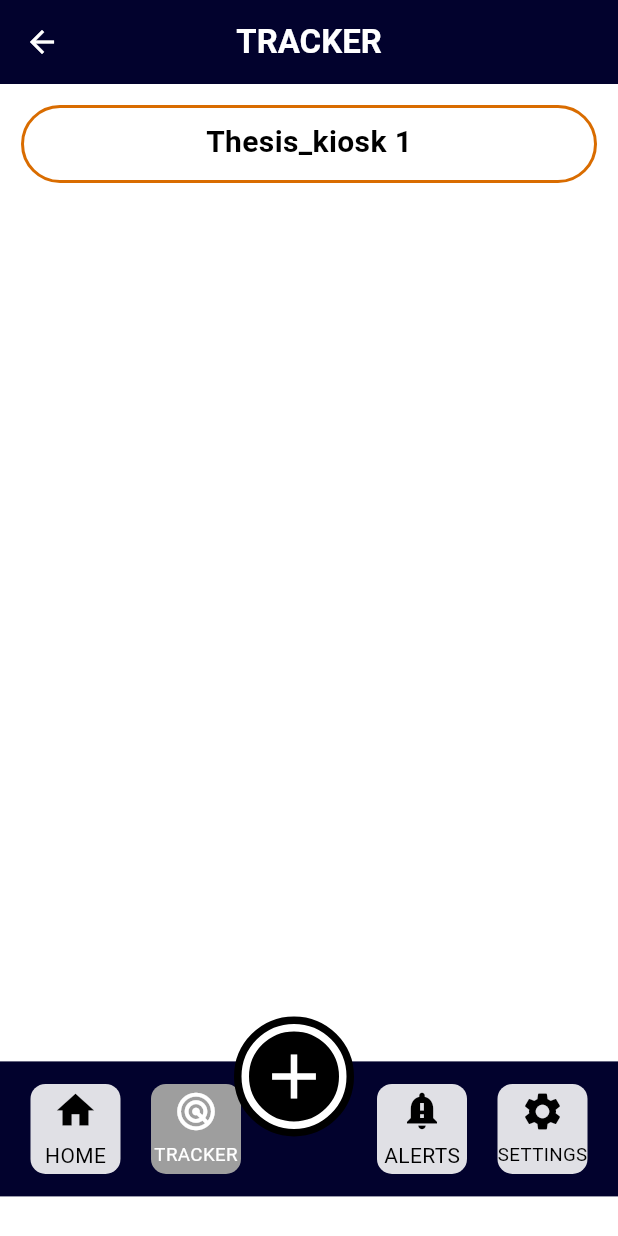
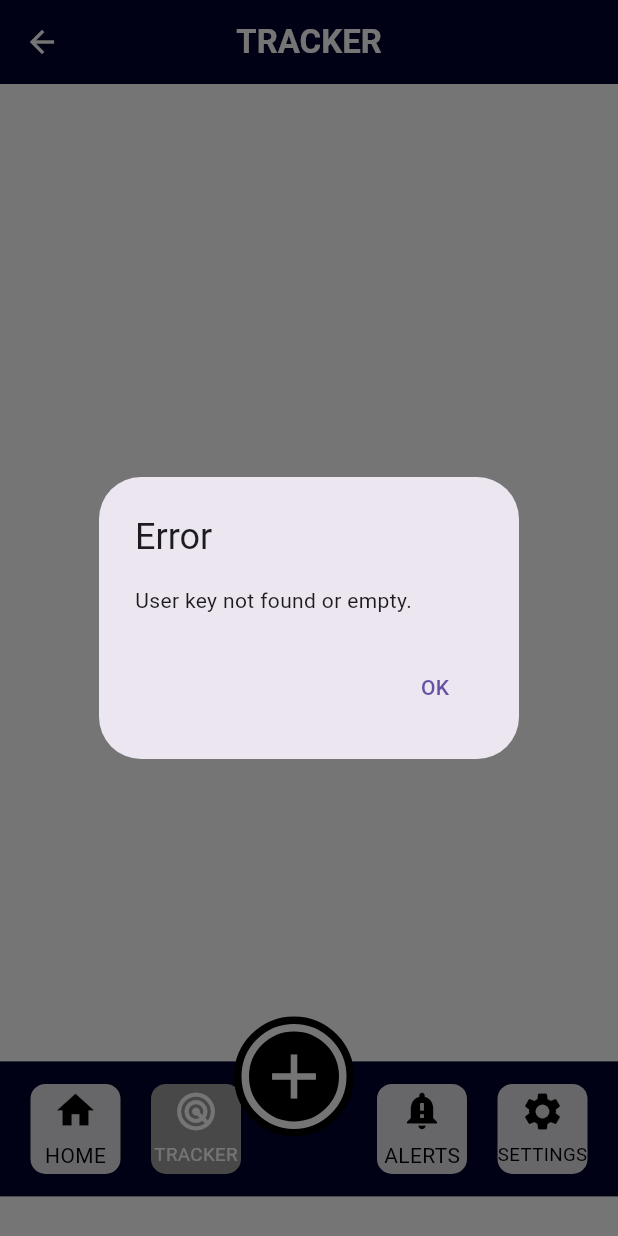
Before and after one commit to MarwinApas/thesisapp, a Flutter app: the Tracker screen opened directly, after a tap on the "add" icon, on a phone screen of 412 x 824 dp. Run offline on Flutter 3.47's test engine with Material 3 defaults, Android fonts, the phone set to English and light mode, and no system bars; drawn by our look-alikes of flutter_slidable; our stand-ins replace firebase_core, firebase_database, shared_preferences, sqflite; accounts and stored records are empty; generated files the repository leaves out were written again.

Commit message:
need to convert the saving logic( need to use list and store the kiosk names from the realtime database and use it for the _trackerBoxes)

```diff
--- a/lib/flutter/Tracker.dart
+++ b/lib/flutter/Tracker.dart
@@ -1,99 +1,47 @@
 import 'package:flutter/material.dart';
+import 'package:shared_preferences/shared_preferences.dart';
 import 'package:thesis_app/WelcomePage.dart';
 import 'package:thesis_app/flutter/Alerts.dart';
 import 'package:thesis_app/flutter/Settings.dart';
 import 'package:thesis_app/trackerBox.dart';
 import 'package:firebase_database/firebase_database.dart';
 import 'package:firebase_core/firebase_core.dart';
+import 'package:thesis_app/newTrackerBox.dart';
+import 'package:thesis_app/SQLite/database_helper.dart';
 
 class Tracker extends StatefulWidget {
-  final String? userName; // Add this line to declare the userName parameter
+  final String? userName;
+
   const Tracker({Key? key, this.userName}) : super(key: key);
+
   @override
   _TrackerState createState() => _TrackerState();
 }
 
 class _TrackerState extends State<Tracker> {
-  final List _trackerBoxes = [];
+  List<String> _trackerBoxes = [];
   String numberOfKiosks = '0';
-
-
 
   @override
   void initState() {
     super.initState();
-    DatabaseReference _kioskRef = FirebaseDatabase.instance.ref().child('kiosk');
+    DatabaseReference _kioskRef = FirebaseDatabase.instance.reference().child('kiosk');
     _kioskRef.onValue.listen((event) {
       setState(() {
         numberOfKiosks = event.snapshot.value.toString();
-        _updatedefaultTrackerBoxes();
+        if (_trackerBoxes.isEmpty) {
+          _updateTrackerBoxes(); // Update the list only if it's empty
+        }
       });
     });
   }
-  void _updatedefaultTrackerBoxes() {
+
+  void _updateTrackerBoxes() {
     _trackerBoxes.clear();
     int kiosks = int.tryParse(numberOfKiosks) ?? 0;
     for (int i = 0; i < kiosks; i++) {
-      _trackerBoxes.add('Thesis_kiosk ${i + 1}');
+      _trackerBoxes.add('kiosk ${i + 1}');
     }
-  }
-  Future<String?> getUserKeyByUsername(String? userName) async {
-    DatabaseReference ownersRef = FirebaseDatabase.instance.ref().child('owners_collection');
-    DataSnapshot dataSnapshot =
-        (await ownersRef.orderByChild('userName').equalTo(userName).once()).snapshot;
-    String? userKey;
-
-    Map<dynamic, dynamic>? values = dataSnapshot.value as Map<dynamic, dynamic>?;
-    if (values != null) {
-      userKey = values.keys.first.toString();
-    }
-
-    return userKey;
-  }
-  void _saveKioskName(String kioskName) async {
-    String? userKey = await getUserKeyByUsername(widget.userName);
-    if (userKey != null) {
-      DatabaseReference kioskRef = FirebaseDatabase.instance
-          .ref()
-          .child('owners_collection')
-          .child(userKey)
-          .child('kiosks');
-      kioskRef.push().set({'kioskName': kioskName});
-    }
-  }
-  void _showAddKioskDialog() {
-    String kioskName = '';
-
-    showDialog(
-      context: context,
-      builder: (BuildContext context) {
-        return AlertDialog(
-          title: Text('Add Kiosk'),
-          content: TextField(
-            onChanged: (value) {
-              kioskName = value;
-            },
-            decoration: InputDecoration(hintText: 'Enter Kiosk Name'),
-          ),
-          actions: [
-            TextButton(
-              onPressed: () {
-                Navigator.of(context).pop(); // Close the dialog
-              },
-              child: Text('Cancel'),
-            ),
-            TextButton(
-              onPressed: () {
-                // Save kioskName under owners_collection/userKey
-                _saveKioskName(kioskName);
-                Navigator.of(context).pop(); // Close the dialog
-              },
-              child: Text('Add Kiosk'),
-            ),
-          ],
-        );
-      },
-    );
   }
 
   @override
@@ -112,7 +60,7 @@ class _TrackerState extends State<Tracker> {
           iconTheme: IconThemeData(color: Colors.white),
           leading: IconButton(
             icon: Icon(
-              Icons.arrow_back, // You can replace this with your custom back icon
+              Icons.arrow_back,
               color: Colors.white,
             ),
             onPressed: () {
@@ -123,7 +71,7 @@ class _TrackerState extends State<Tracker> {
             },
           ),
           title: Text(
-            "TRACKER",
+            'TRACKER',
             style: TextStyle(
               fontWeight: FontWeight.bold,
               color: Colors.white,
@@ -135,19 +83,18 @@ class _TrackerState extends State<Tracker> {
         body: Stack(
           children: [
             Container(
-              height: MediaQuery.of(context).size.height *0.9, // Adjust the multiplier as needed
+            height: MediaQuery.of(context).size.height * 0.9,
             child: ListView.builder(
               itemCount: _trackerBoxes.length,
               itemBuilder: (context, index) {
                 return TrackerBox(
-                    boxName: _trackerBoxes[index],
+                  boxName: _trackerBoxes[index], // Use kiosk name from the list
                   onDelete: () {
                     setState(() {
                       _trackerBoxes.removeAt(index);
                     });
                   },
                 );
-
               },
             ),
           ),
@@ -156,8 +103,8 @@ class _TrackerState extends State<Tracker> {
               left: 0,
               right: 0,
               child: Container(
-                height: 90, // Adjust the height as needed
-                color: Color(0xff02022d), // Adjust the color as needed
+                height: 90,
+                color: Color(0xff02022d),
                 child: Row(
                   mainAxisAlignment: MainAxisAlignment.spaceEvenly,
                   children: [
@@ -311,11 +258,86 @@ class _TrackerState extends State<Tracker> {
               bottom: 30,
               left: 156,
               child: GestureDetector(
-                onTap: () {
-                  // Increment 'kiosk' value in Firebase
-                  DatabaseReference _kioskRef = FirebaseDatabase.instance.ref().child('kiosk');
-                  int currentKiosk = int.tryParse(numberOfKiosks) ?? 0;
-                  _kioskRef.set(currentKiosk + 1); // Increment 'kiosk' by 1
+                onTap: () async {
+                  SharedPreferences prefs = await SharedPreferences.getInstance();
+                  String? userName = prefs.getString('userName');
+                  String? userKey = await getUserKeyByUsername(userName!);
+                  if (userKey != null && userKey.isNotEmpty) {
+                    showDialog(
+                      context: context,
+                      builder: (BuildContext context) {
+                        String kioskName = '';
+                        int denomination1000 = 0;
+                        int denomination100 = 0;
+                        int denomination20 = 0;
+                        int denomination5 = 0;
+                        int denomination1 = 0;
+
+                        return AlertDialog(
+                          title: Text("ADD NEW KIOSK"),
+                          content: SingleChildScrollView(
+                            child: Column(
+                              mainAxisSize: MainAxisSize.min,
+                              children: [
+                                TextField(
+                                  decoration: InputDecoration(labelText: "Kiosk Name"),
+                                  onChanged: (value) {
+                                    kioskName = value.trim();
+                                  },
+                                ),
+                                SizedBox(height: 10),
+                                TextButton(
+                                  onPressed: () async {
+                                    if (kioskName.isNotEmpty) {
+                                      await addKiosk(kioskName, userKey);
+                                      Navigator.pop(context);
+                                    } else {
+                                      showDialog(
+                                        context: context,
+                                        builder: (BuildContext context) {
+                                          return AlertDialog(
+                                            title: Text("Error"),
+                                            content: Text("Please enter a valid kiosk name."),
+                                            actions: [
+                                              TextButton(
+                                                onPressed: () {
+                                                  Navigator.pop(context);
+                                                },
+                                                child: Text("OK"),
+                                              ),
+                                            ],
+                                          );
+                                        },
+                                      );
+                                    }
+                                  },
+                                  child: Text("Add Kiosk"),
+                                ),
+                              ],
+                            ),
+                          ),
+                        );
+                      },
+                    );
+                  } else {
+                    showDialog(
+                      context: context,
+                      builder: (BuildContext context) {
+                        return AlertDialog(
+                          title: Text("Error"),
+                          content: Text("User key not found or empty."),
+                          actions: [
+                            TextButton(
+                              onPressed: () {
+                                Navigator.pop(context);
+                              },
+                              child: Text("OK"),
+                            ),
+                          ],
+                        );
+                      },
+                    );
+                  }
                 },
                 child: Container(
                   width: 80,
@@ -362,4 +384,42 @@ class _TrackerState extends State<Tracker> {
       ),
     );
   }
+
+  Future<String?> getUserKeyByUsername(String userName) async {
+    DatabaseReference ownersRef = FirebaseDatabase.instance.ref().child('owners_collection');
+    DataSnapshot dataSnapshot = (await ownersRef.orderByChild('userName').equalTo(userName).once()).snapshot;
+    String? userKey;
+
+    Map<dynamic, dynamic>? values = dataSnapshot.value as Map<dynamic, dynamic>?;
+    if (values != null) {
+      userKey = values.keys.first.toString();
     }
+
+    return userKey;
+  }
+
+  Future<void> addKiosk(String kioskName, String userKey) async {
+    DatabaseReference kioskRef = FirebaseDatabase.instance
+        .ref()
+        .child('owners_collection')
+        .child(userKey)
+        .push();
+    await kioskRef.set({
+      'kioskName': kioskName,
+    });
+
+    setState(() {
+      _trackerBoxes.add(kioskName); // Update the list with the new kiosk name
+    });
+  }
+
+  Future<void> addNewKioskInfo(String userKey, String kioskKey) async {
+    DatabaseReference kioskRef = FirebaseDatabase.instance
+        .ref()
+        .child('owners_collection')
+        .child(userKey)
+        .child(kioskKey)
+        .push();
+
+  }
+}
--- a/lib/trackerBox.dart
+++ b/lib/trackerBox.dart
@@ -93,25 +93,19 @@ class _TrackerBoxState extends State<TrackerBox> {
                               future: FirebaseDatabase.instance
                                   .ref()
                                   .child('Denomination')
-                                  .once() as Future<DatabaseEvent>?,
-                              builder: (context,
-                                  AsyncSnapshot<DatabaseEvent> snapshot) {
-                                if (snapshot.connectionState ==
-                                    ConnectionState.waiting) {
+                                  .once(),
+                              builder: (context, AsyncSnapshot<DatabaseEvent> snapshot) {
+                                if (snapshot.connectionState == ConnectionState.waiting) {
                                   return CircularProgressIndicator();
                                 } else if (snapshot.hasError) {
                                   return Text("Error: ${snapshot.error}");
                                 } else if (!snapshot.hasData) {
                                   return Text("No data available");
                                 } else {
-                                  DataSnapshot dataSnapshot =
-                                      snapshot.data!.snapshot;
-                                  Map<dynamic, dynamic> denominationsData =
-                                  dataSnapshot.value as Map<dynamic,
-                                      dynamic>;
+                                  DataSnapshot dataSnapshot = snapshot.data!.snapshot;
+                                  Map<dynamic, dynamic> denominationsData = dataSnapshot.value as Map<dynamic, dynamic>;
                                   return Column(
-                                    crossAxisAlignment:
-                                    CrossAxisAlignment.center,
+                                    crossAxisAlignment: CrossAxisAlignment.center,
                                     children: [
                                       Text(
                                         "PESO STACK:",
@@ -157,6 +151,7 @@ class _TrackerBoxState extends State<TrackerBox> {
                                 }
                               },
                             ),
+
                           ],
                         ),
                       ),
```
Lines whose indentation alone changed are shown as unchanged.
